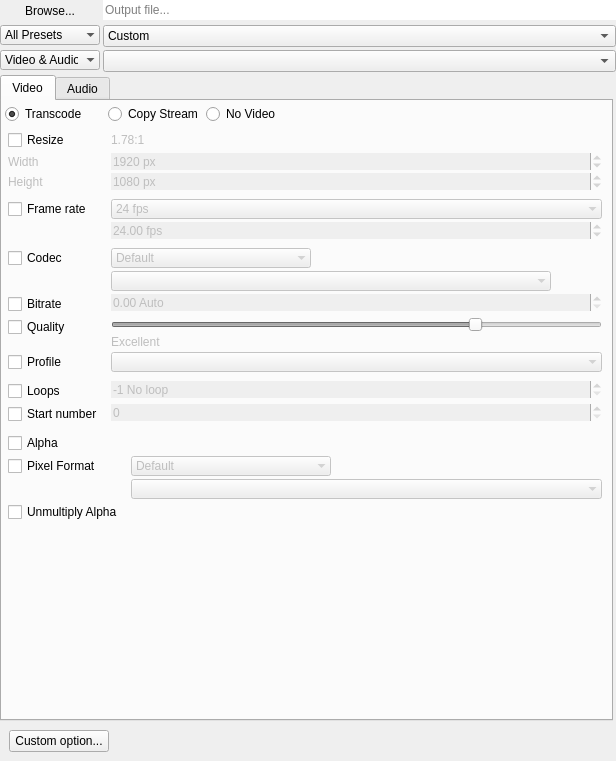
Qt form src/UI/outputwidget.ui (RxLaboratory/DuME) before a commit.
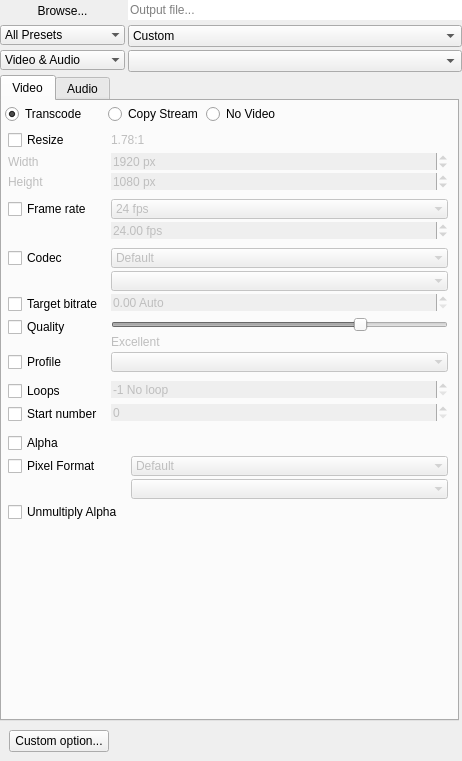
The same form after that commit.

Commit message: show components

Patch:
```diff
--- a/src/UI/outputwidget.ui
+++ b/src/UI/outputwidget.ui
@@ -6,7 +6,7 @@
    <rect>
     <x>0</x>
     <y>0</y>
-    <width>616</width>
+    <width>462</width>
     <height>761</height>
    </rect>
   </property>
@@ -60,16 +60,10 @@
        <widget class="QPushButton" name="outputBrowseButton">
         <property name="minimumSize">
          <size>
-          <width>100</width>
+          <width>125</width>
           <height>0</height>
          </size>
         </property>
-        <property name="maximumSize">
-         <size>
-          <width>100</width>
-          <height>16777215</height>
-         </size>
-        </property>
         <property name="text">
          <string>Browse...</string>
         </property>
@@ -120,16 +114,10 @@
         </property>
         <property name="minimumSize">
          <size>
-          <width>100</width>
+          <width>125</width>
           <height>0</height>
          </size>
         </property>
-        <property name="maximumSize">
-         <size>
-          <width>100</width>
-          <height>16777215</height>
-         </size>
-        </property>
         <property name="currentIndex">
          <number>1</number>
         </property>
@@ -181,16 +169,10 @@
         </property>
         <property name="minimumSize">
          <size>
-          <width>100</width>
+          <width>125</width>
           <height>0</height>
          </size>
         </property>
-        <property name="maximumSize">
-         <size>
-          <width>100</width>
-          <height>16777215</height>
-         </size>
-        </property>
         <property name="currentIndex">
          <number>0</number>
         </property>
@@ -242,8 +224,8 @@
        <rect>
         <x>0</x>
         <y>0</y>
-        <width>616</width>
-        <height>680</height>
+        <width>462</width>
+        <height>677</height>
        </rect>
       </property>
       <layout class="QVBoxLayout" name="verticalLayout" stretch="0,0">
@@ -714,7 +696,7 @@
                  <item>
                   <widget class="QComboBox" name="videoCodecsFilterBox">
                    <property name="sizePolicy">
-                    <sizepolicy hsizetype="Expanding" vsizetype="Fixed">
+                    <sizepolicy hsizetype="Minimum" vsizetype="Fixed">
                      <horstretch>0</horstretch>
                      <verstretch>0</verstretch>
                     </sizepolicy>
@@ -725,12 +707,6 @@
                      <height>0</height>
                     </size>
                    </property>
-                   <property name="maximumSize">
-                    <size>
-                     <width>100</width>
-                     <height>16777215</height>
-                    </size>
-                   </property>
                    <property name="frame">
                     <bool>false</bool>
                    </property>
@@ -759,17 +735,11 @@
                  <item>
                   <widget class="QComboBox" name="videoCodecsBox">
                    <property name="sizePolicy">
-                    <sizepolicy hsizetype="Expanding" vsizetype="Fixed">
+                    <sizepolicy hsizetype="Minimum" vsizetype="Fixed">
                      <horstretch>0</horstretch>
                      <verstretch>0</verstretch>
                     </sizepolicy>
                    </property>
-                   <property name="maximumSize">
-                    <size>
-                     <width>440</width>
-                     <height>16777215</height>
-                    </size>
-                   </property>
                    <property name="frame">
                     <bool>false</bool>
                    </property>
@@ -786,14 +756,8 @@
                   <height>0</height>
                  </size>
                 </property>
-                <property name="maximumSize">
-                 <size>
-                  <width>100</width>
-                  <height>16777215</height>
-                 </size>
-                </property>
                 <property name="text">
-                 <string>Bitrate</string>
+                 <string>Target bitrate</string>
                 </property>
                </widget>
               </item>
@@ -802,12 +766,6 @@
                 <property name="enabled">
                  <bool>false</bool>
                 </property>
-                <property name="sizePolicy">
-                 <sizepolicy hsizetype="Expanding" vsizetype="Fixed">
-                  <horstretch>0</horstretch>
-                  <verstretch>0</verstretch>
-                 </sizepolicy>
-                </property>
                 <property name="frame">
                  <bool>false</bool>
                 </property>
@@ -864,6 +822,12 @@
                  </property>
                  <item>
                   <widget class="QSlider" name="videoQualitySlider">
+                   <property name="sizePolicy">
+                    <sizepolicy hsizetype="Minimum" vsizetype="Fixed">
+                     <horstretch>0</horstretch>
+                     <verstretch>0</verstretch>
+                    </sizepolicy>
+                   </property>
                    <property name="maximum">
                     <number>100</number>
                    </property>
@@ -925,7 +889,7 @@
                  <bool>false</bool>
                 </property>
                 <property name="sizePolicy">
-                 <sizepolicy hsizetype="Expanding" vsizetype="Fixed">
+                 <sizepolicy hsizetype="Minimum" vsizetype="Fixed">
                   <horstretch>0</horstretch>
                   <verstretch>0</verstretch>
                  </sizepolicy>
@@ -1046,12 +1010,6 @@
            </item>
            <item>
             <widget class="QWidget" name="componentsWidget" native="true">
-             <property name="maximumSize">
-              <size>
-               <width>600</width>
-               <height>16777215</height>
-              </size>
-             </property>
              <layout class="QFormLayout" name="formLayout_10">
               <property name="formAlignment">
                <set>Qt::AlignLeading|Qt::AlignLeft|Qt::AlignTop</set>
@@ -1136,7 +1094,7 @@
                  <item>
                   <widget class="QComboBox" name="pixFmtFilterBox">
                    <property name="sizePolicy">
-                    <sizepolicy hsizetype="Expanding" vsizetype="Fixed">
+                    <sizepolicy hsizetype="Minimum" vsizetype="Fixed">
                      <horstretch>0</horstretch>
                      <verstretch>0</verstretch>
                     </sizepolicy>
@@ -1147,12 +1105,6 @@
                      <height>0</height>
                     </size>
                    </property>
-                   <property name="maximumSize">
-                    <size>
-                     <width>200</width>
-                     <height>16777215</height>
-                    </size>
-                   </property>
                    <property name="frame">
                     <bool>false</bool>
                    </property>
@@ -1166,7 +1118,7 @@
                  <item>
                   <widget class="QComboBox" name="pixFmtBox">
                    <property name="sizePolicy">
-                    <sizepolicy hsizetype="Expanding" vsizetype="Fixed">
+                    <sizepolicy hsizetype="Minimum" vsizetype="Fixed">
                      <horstretch>0</horstretch>
                      <verstretch>0</verstretch>
                     </sizepolicy>
```
Left out of the diff: 68 changed lines with no effect on the pictures. The commit also changes 1 other file.
